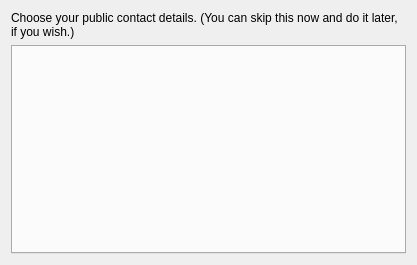
Above: src/gui/widgets/pagenym_altlocation.ui from Open-Transactions/Moneychanger before the change. Below: the same form after it.
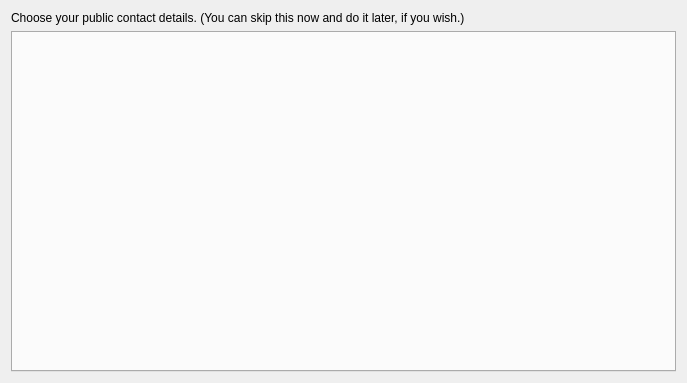
That is the form after the change.

Commit message: some changes I'm saving

```diff
--- a/src/gui/widgets/pagenym_altlocation.ui
+++ b/src/gui/widgets/pagenym_altlocation.ui
@@ -6,10 +6,16 @@
    <rect>
     <x>0</x>
     <y>0</y>
-    <width>417</width>
-    <height>265</height>
+    <width>687</width>
+    <height>383</height>
    </rect>
   </property>
+  <property name="maximumSize">
+   <size>
+    <width>800</width>
+    <height>400</height>
+   </size>
+  </property>
   <property name="windowTitle">
    <string>WizardPage</string>
   </property>
```
The commit also changes 2 other files.
